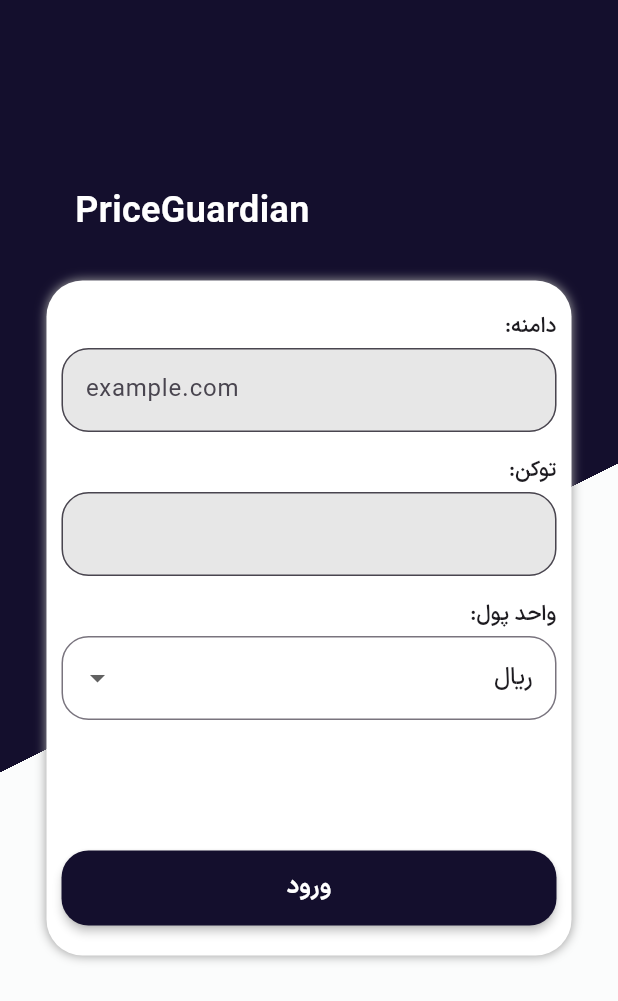
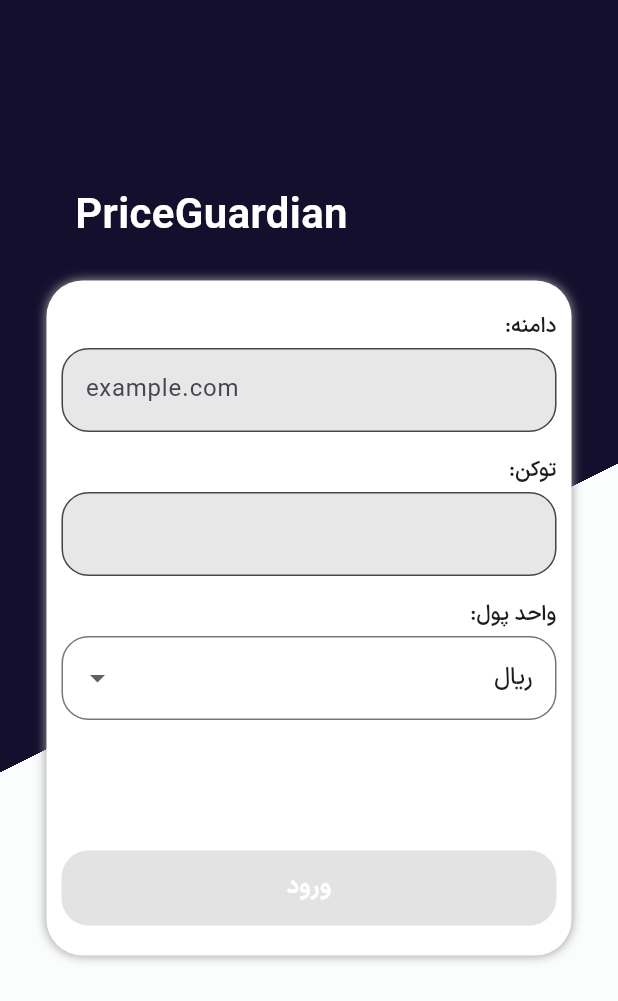
Before and after one commit to AliSamavi/PriceGuardian, a Flutter app: the screen it shows after launch, on a phone screen of 412 x 824 dp. Shown: the top 1001 px of the screen. Run offline on Flutter 3.47's test engine with Material 3 defaults, Android fonts, the phone set to English and light mode, and no system bars; our stand-ins replace file_picker, flutter_svg, get, get_storage, hive, hive_flutter and 1 more; missing offline and left inert: xpath_selector_html_parser; accounts and stored records are empty.

Commit message:
refactor: Refactor LoginView
Revised LoginView widget to improve readability and maintainability. Changes include:
- Changed stateful widget to stateless widget.
- Replaced TextEditingController with RxString for domain and token fields.
- Implemented GetX for state management.
- Added validation logic for domain and token fields.
- Adjusted button onPressed behavior based on validation status.

```diff
--- a/lib/Features/Views/login.dart
+++ b/lib/Features/Views/login.dart
@@ -1,50 +1,22 @@
-import 'dart:async';
 import 'dart:convert';
 
-import 'package:PriceGuardian/Core/Constants/images.dart';
 import 'package:PriceGuardian/Core/Utils/currency.dart';
 import 'package:PriceGuardian/Core/Widgets/custom_dropdown.dart';
 import 'package:PriceGuardian/Core/Widgets/custom_text_field.dart';
 import 'package:PriceGuardian/Features/Views/home.dart';
-import 'package:connectivity_plus/connectivity_plus.dart';
 import 'package:flutter/material.dart';
+import 'package:get/get.dart';
 import 'package:get_storage/get_storage.dart';
 
-class LoginView extends StatefulWidget {
-  const LoginView({super.key});
+// ignore: must_be_immutable
+class LoginView extends StatelessWidget {
+  LoginView({super.key});
 
-  @override
-  State<LoginView> createState() => _LoginViewState();
-}
+  final TextEditingController _domain = TextEditingController();
+  final TextEditingController _token = TextEditingController();
+  Currency _currency = Currency.rial;
 
-class _LoginViewState extends State<LoginView> {
-  late StreamSubscription<ConnectivityResult> connectivity;
-  final StreamController<ConnectivityResult> controller =
-      StreamController<ConnectivityResult>();
-
-  TextEditingController domain = TextEditingController();
-  TextEditingController token = TextEditingController();
-  Currency currency = Currency.rial;
-
-  @override
-  void initState() {
-    controller.sink.add(ConnectivityResult.none);
-    connectivity = Connectivity()
-        .onConnectivityChanged
-        .listen((ConnectivityResult result) {
-      controller.sink.add(result);
-    });
-    super.initState();
-  }
-
-  @override
-  dispose() {
-    controller.close();
-    connectivity.cancel();
-    domain.dispose();
-    token.dispose();
-    super.dispose();
-  }
+  final RxBool _validator = false.obs;
 
   @override
   Widget build(BuildContext context) {
@@ -68,7 +40,7 @@
               "PriceGuardian",
               style: TextStyle(
                 color: Colors.white,
-                fontSize: 24,
+                fontSize: 28,
                 fontWeight: FontWeight.bold,
               ),
             ),
@@ -91,27 +63,7 @@
                   ),
                 ],
               ),
-              child: StreamBuilder<ConnectivityResult>(
-                  stream: controller.stream,
-                  builder: (context, snapshot) {
-                    if (snapshot.data == ConnectivityResult.none) {
-                      return Column(
-                        children: [
-                          Image.asset(
-                            Images.connection,
-                            width: 250,
-                          ),
-                          const Text(
-                            "لطفا اتصال خود را بررسی کنید.",
-                            style: TextStyle(
-                              fontSize: 16,
-                              fontWeight: FontWeight.w500,
-                            ),
-                          ),
-                        ],
-                      );
-                    } else {
-                      return Column(
+              child: Column(
                 crossAxisAlignment: CrossAxisAlignment.start,
                 children: [
                   const Text(
@@ -122,9 +74,16 @@
                   ),
                   const SizedBox(height: 5),
                   CustomTextField(
-                            controller: domain,
+                    controller: _domain,
                     radius: 18,
                     hintText: "example.com",
+                    onChanged: (value) {
+                      if (value.isURL && _token.text.isNotEmpty) {
+                        _validator.value = true;
+                      } else {
+                        _validator.value = false;
+                      }
+                    },
                   ),
                   const SizedBox(height: 15),
                   const Text(
@@ -135,8 +94,15 @@
                   ),
                   const SizedBox(height: 5),
                   CustomTextField(
-                            controller: token,
+                    controller: _token,
                     radius: 18,
+                    onChanged: (value) {
+                      if (value.isNotEmpty && _domain.text.isURL) {
+                        _validator.value = true;
+                      } else {
+                        _validator.value = false;
+                      }
+                    },
                   ),
                   const SizedBox(height: 15),
                   const Text(
@@ -148,14 +114,17 @@
                   const SizedBox(height: 5),
                   CustomDropdown(
                     radius: 18,
-                            value: currency,
+                    value: _currency,
                     onChanged: (value) {
-                              currency = value!;
+                      _currency = value!;
                     },
                   ),
                   const Spacer(),
-                          ElevatedButton(
-                            onPressed: onPressed,
+                  Obx(
+                    () {
+                      return ElevatedButton(
+                        onPressed:
+                            _validator.value ? () => onPressed(context) : null,
                         style: ElevatedButton.styleFrom(
                           backgroundColor: const Color(0xFF140F2D),
                           elevation: 2.5,
@@ -172,11 +141,11 @@
                             fontWeight: FontWeight.bold,
                           ),
                         ),
+                      );
+                    },
                   ),
                 ],
-                      );
-                    }
-                  }),
+              ),
             ),
           ),
         ],
@@ -184,16 +153,15 @@
     );
   }
 
-  void onPressed() {
-    if (domain.text.isNotEmpty && token.text.isNotEmpty) {
+  void onPressed(BuildContext context) {
     final storage = GetStorage();
     Codec<String, String> b64 = utf8.fuse(base64);
-      String authorization = b64.encode(token.text);
+    String authorization = b64.encode(_token.text);
 
     storage.write("data", {
-        "domain": domain.text,
+      "domain": _domain.text,
       "authorization": "Basic $authorization",
-        "currency": currency.toString(),
+      "currency": _currency.toString(),
     });
 
     Navigator.pushReplacement(
@@ -202,4 +170,3 @@
     );
   }
 }
-}
--- a/lib/main.dart
+++ b/lib/main.dart
@@ -26,9 +26,7 @@
       localizationsDelegates: Localization.delegates,
       supportedLocales: Localization.supported,
       theme: Themes.primary,
-      home: GetStorage().read("data") == null
-          ? const LoginView()
-          : const HomeView(),
+      home: GetStorage().read("data") == null ? LoginView() : const HomeView(),
     );
   }
 }
```
Lines whose indentation alone changed are shown as unchanged.
